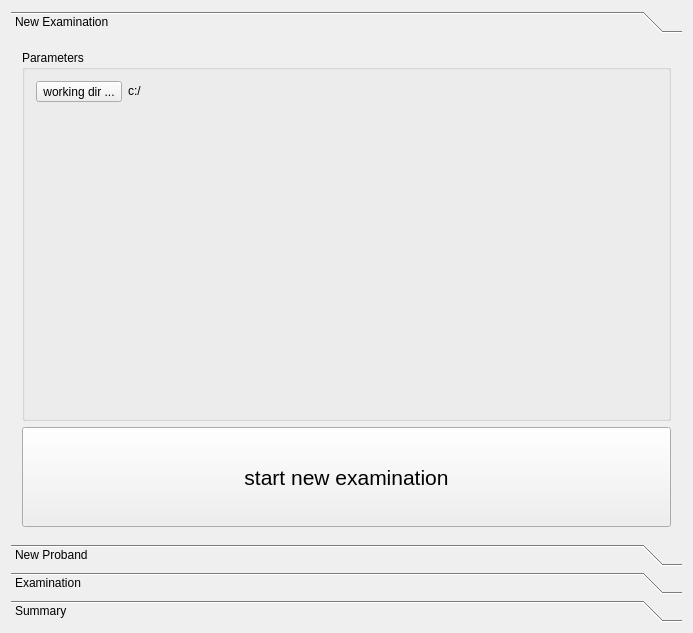
TPeschel/VisusTestWrapperQt, file mainwidget.ui: the form before one commit.
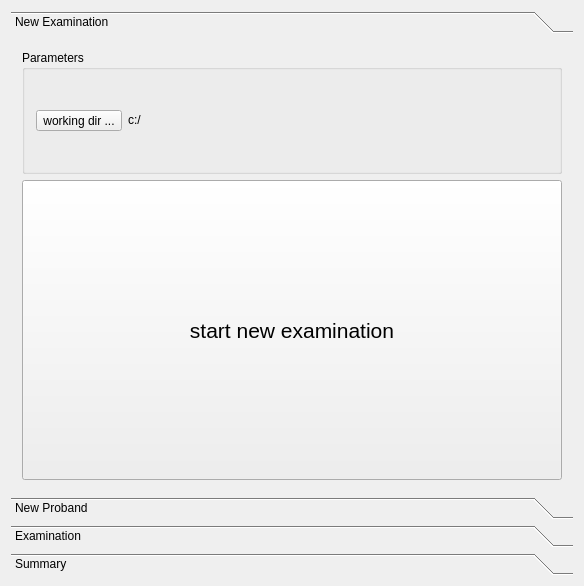
The form after the commit.

Diff of the .ui file:
```diff
--- a/mainwidget.ui
+++ b/mainwidget.ui
@@ -6,8 +6,8 @@
    <rect>
     <x>0</x>
     <y>0</y>
-    <width>693</width>
-    <height>633</height>
+    <width>584</width>
+    <height>586</height>
    </rect>
   </property>
   <property name="font">
@@ -30,20 +30,20 @@
        <rect>
         <x>0</x>
         <y>0</y>
-        <width>675</width>
-        <height>495</height>
+        <width>566</width>
+        <height>456</height>
        </rect>
       </property>
       <attribute name="label">
        <string>New Examination</string>
       </attribute>
       <layout class="QGridLayout" name="gridLayout_2">
-       <item row="0" column="1">
+       <item row="0" column="0">
         <widget class="QGroupBox" name="groupBoxParameters">
          <property name="title">
           <string>Parameters</string>
          </property>
-         <layout class="QFormLayout" name="formLayout">
+         <layout class="QGridLayout" name="gridLayout_3">
           <item row="0" column="0">
            <widget class="QToolButton" name="toolButton">
             <property name="text">
@@ -70,12 +70,12 @@
          </layout>
         </widget>
        </item>
-       <item row="1" column="1">
+       <item row="1" column="0">
         <widget class="QPushButton" name="pushButtonNewExamination">
          <property name="minimumSize">
           <size>
-           <width>200</width>
-           <height>100</height>
+           <width>400</width>
+           <height>300</height>
           </size>
          </property>
          <property name="font">
```
Left out of the diff: 14 changed lines with no effect on the pictures.
